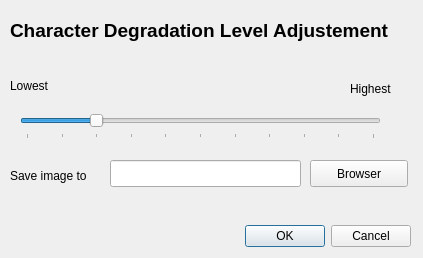
The window that software/DocCreator/src/Degradations/GrayCharacterDegradationParameter.ui (DocCreator/DocCreator) describes before a commit, drawn with Qt 5.
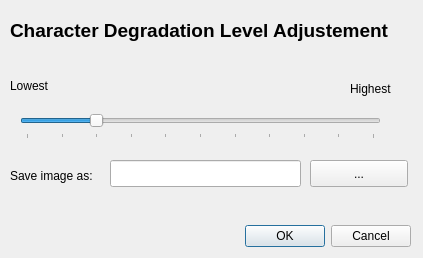
The same window after the commit.

The edit to the form file:
```diff
--- a/software/DocCreator/src/Degradations/GrayCharacterDegradationParameter.ui
+++ b/software/DocCreator/src/Degradations/GrayCharacterDegradationParameter.ui
@@ -110,7 +110,7 @@
     </rect>
    </property>
    <property name="text">
-    <string>Save image to</string>
+    <string>Save image as: </string>
    </property>
   </widget>
   <widget class="QLineEdit" name="txtFilePath">
@@ -133,7 +133,7 @@
     </rect>
    </property>
    <property name="text">
-    <string>Browser</string>
+    <string>...</string>
    </property>
   </widget>
  </widget>
```
